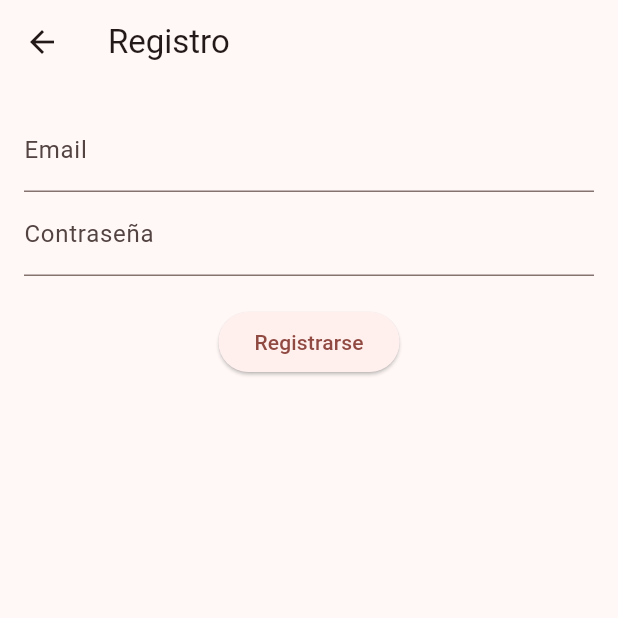
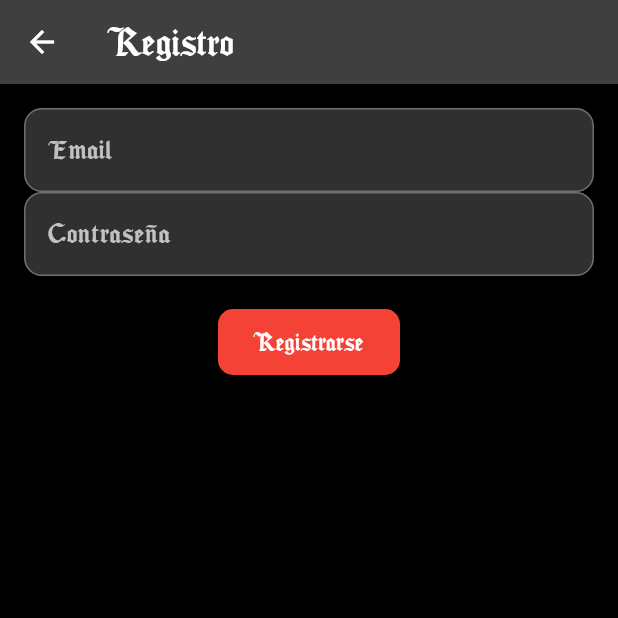
Before and after one commit to Axel-Vicente/CV_San_GregorioApp, a Flutter app: the screen it shows after launch, after a tap on "¿No tienes cuenta? Regístrate aquí", on a phone screen of 412 x 824 dp, the top half of it. Run offline on Flutter 3.47's test engine with Material 3 defaults, Android fonts, the phone set to English and light mode, and no system bars; our stand-ins replace firebase_auth, firebase_core; accounts and stored records are empty.

Commit message:
Add theme app

```diff
--- a/lib/main.dart
+++ b/lib/main.dart
@@ -3,6 +3,7 @@ import 'package:firebase_core/firebase_core.dart';
 import 'package:volley_tracker/views/home_screen.dart';
 import 'package:volley_tracker/views/register_success_screen.dart';
 import 'package:volley_tracker/widgets/AuthGate.dart';
+import 'package:volley_tracker/widgets/SGTheme.dart';
 import 'core/firebase_options.dart';
 
 void main() async {
@@ -20,9 +21,7 @@ class MyApp extends StatelessWidget {
   Widget build(BuildContext context) {
     return MaterialApp(
       title: 'CV San Gregorio App',
-      theme: ThemeData(
-        colorScheme: ColorScheme.fromSeed(seedColor: const Color.fromARGB(255, 179, 17, 17)),
-      ),
+      theme: appTheme,
       home: AuthGate(),
       routes: {
         '/register_success': (context) => const RegisterSuccessScreen(),
--- a/lib/views/login_screen.dart
+++ b/lib/views/login_screen.dart
@@ -1,6 +1,5 @@
 import 'package:firebase_auth/firebase_auth.dart';
 import 'package:flutter/material.dart';
-import '../services/auth_service.dart';
 import 'register_screen.dart';
 import 'home_screen.dart';
 
@@ -61,7 +60,6 @@ class _LoginScreenState extends State<LoginScreen> {
         password: _passwordController.text,
       );
 
-      // Navegar a la pantalla principal si el login fue exitoso
       Navigator.pushReplacement(
         context,
         MaterialPageRoute(builder: (_) => const HomeScreen()),
--- a/lib/views/register_screen.dart
+++ b/lib/views/register_screen.dart
@@ -1,5 +1,3 @@
-import 'dart:async';
-
 import 'package:flutter/material.dart';
 import '../services/auth_service.dart';
 import 'register_success_screen.dart';
--- /dev/null
+++ b/lib/widgets/SGTheme.dart
@@ -0,0 +1,43 @@
+import 'package:flutter/material.dart';
+
+final ThemeData appTheme = ThemeData(
+  brightness: Brightness.dark,
+  fontFamily: 'sgFont',
+  colorScheme: ColorScheme.dark(
+    primary: Colors.grey[800]!, // color para widgets
+    secondary: Colors.red,      // rojo como color de acento
+    background: Colors.black,   // fondo de pantallas
+    surface: const Color.fromARGB(255, 63, 63, 63),  // tarjetas, inputs, etc.
+    onPrimary: Colors.white,    // texto sobre primary
+    onSecondary: Colors.white,  // texto sobre secondary
+    onSurface: Colors.white,
+    error: Colors.redAccent,
+    onError: Colors.white,
+  ),
+  scaffoldBackgroundColor: Colors.black,
+  inputDecorationTheme: InputDecorationTheme(
+    filled: true,
+    fillColor: Colors.grey[850],
+    labelStyle: const TextStyle(color: Colors.white70),
+    border: OutlineInputBorder(
+      borderRadius: BorderRadius.circular(12),
+      borderSide: const BorderSide(color: Colors.white30),
+    ),
+    enabledBorder: OutlineInputBorder(
+      borderRadius: BorderRadius.circular(12),
+      borderSide: const BorderSide(color: Colors.white30),
+    ),
+    focusedBorder: OutlineInputBorder(
+      borderRadius: BorderRadius.circular(12),
+      borderSide: const BorderSide(color: Colors.red),
+    ),
+  ),
+  elevatedButtonTheme: ElevatedButtonThemeData(
+    style: ElevatedButton.styleFrom(
+      backgroundColor: Colors.red,
+      foregroundColor: Colors.white,
+      padding: const EdgeInsets.symmetric(horizontal: 24, vertical: 12),
+      shape: RoundedRectangleBorder(borderRadius: BorderRadius.circular(10)),
+    ),
+  ),
+);
--- a/pubspec.yaml
+++ b/pubspec.yaml
@@ -67,6 +67,10 @@ flutter:
   # the material Icons class.
   assets:
     - lib/assets/images/app_icon.png
+  fonts:
+    - family: sgFont
+      fonts:
+        - asset: lib/assets/fonts/sgFont.ttf
   uses-material-design: true
 
   # To add assets to your application, add an assets section, like this:
```
Also changed, not shown: lib/assets/fonts/sgFont.ttf (added).
